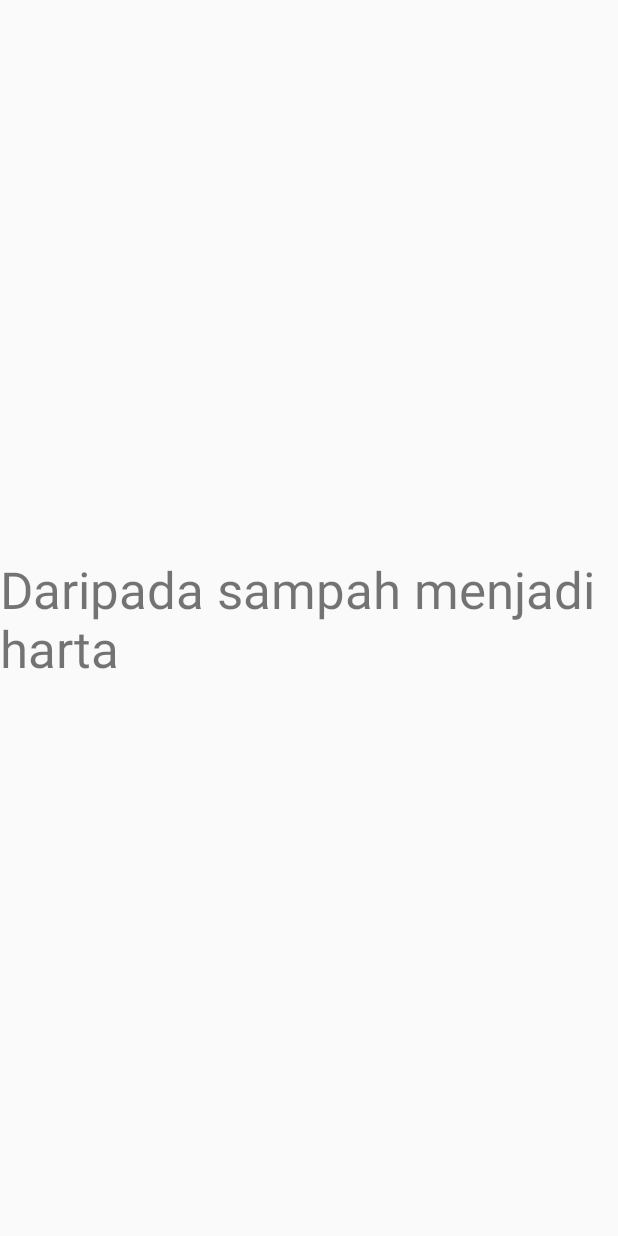
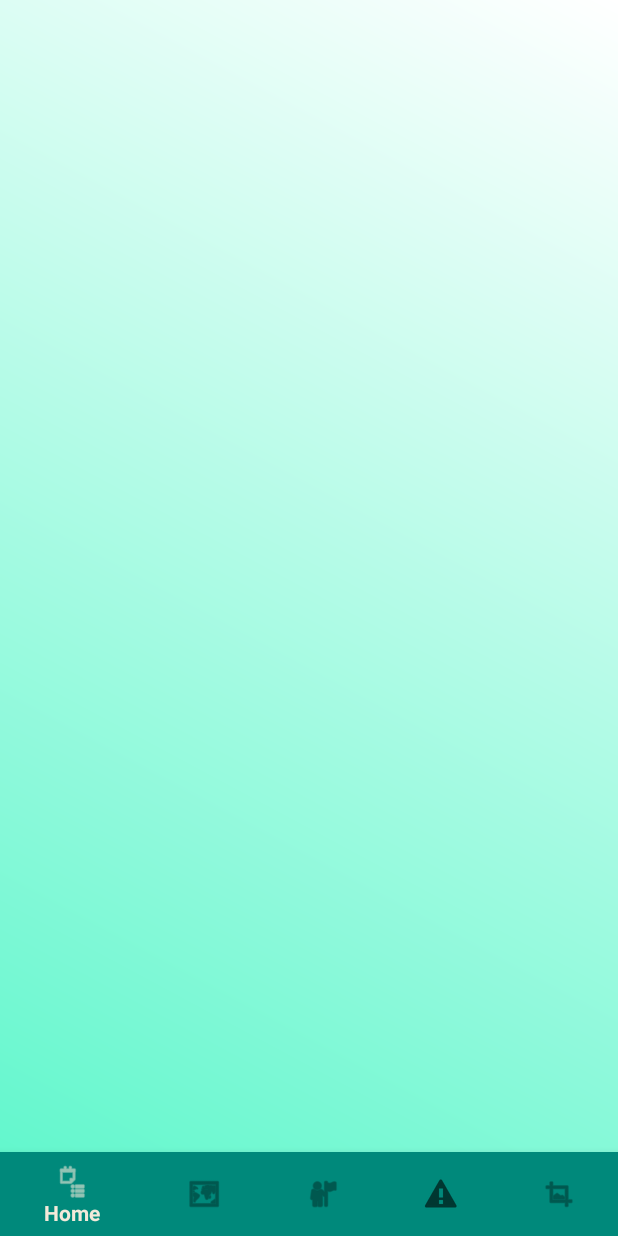
Before and after one commit to KhairulAmirinKA/WIA2007_Trash2Treasure, an Android app: the screen it shows after launch (MainActivity), on a phone screen of 412 x 824 dp. Run offline under Robolectric (Android 15) with nearby library versions, the phone set to English and light mode, and no system bars.

Commit message:
Pre setup for Navigation

```diff
--- a/app/build.gradle
+++ b/app/build.gradle
@@ -33,6 +33,8 @@ dependencies {
     implementation 'androidx.appcompat:appcompat:1.6.1'
     implementation 'com.google.android.material:material:1.5.0'
     implementation 'androidx.constraintlayout:constraintlayout:2.1.4'
+    implementation 'androidx.navigation:navigation-fragment:2.7.5'
+    implementation 'androidx.navigation:navigation-ui:2.7.5'
     testImplementation 'junit:junit:4.13.2'
     androidTestImplementation 'androidx.test.ext:junit:1.1.5'
     androidTestImplementation 'androidx.test.espresso:espresso-core:3.5.1'
--- /dev/null
+++ b/app/src/main/java/com/techwizards/wia2007_trash2treasure/Home.java
@@ -0,0 +1,64 @@
+package com.techwizards.wia2007_trash2treasure;
+
+import android.os.Bundle;
+
+import androidx.fragment.app.Fragment;
+
+import android.view.LayoutInflater;
+import android.view.View;
+import android.view.ViewGroup;
+
+/**
+ * A simple {@link Fragment} subclass.
+ * Use the {@link Home#newInstance} factory method to
+ * create an instance of this fragment.
+ */
+public class Home extends Fragment {
+
+    // TODO: Rename parameter arguments, choose names that match
+    // the fragment initialization parameters, e.g. ARG_ITEM_NUMBER
+    private static final String ARG_PARAM1 = "param1";
+    private static final String ARG_PARAM2 = "param2";
+
+    // TODO: Rename and change types of parameters
+    private String mParam1;
+    private String mParam2;
+
+    public Home() {
+        // Required empty public constructor
+    }
+
+    /**
+     * Use this factory method to create a new instance of
+     * this fragment using the provided parameters.
+     *
+     * @param param1 Parameter 1.
+     * @param param2 Parameter 2.
+     * @return A new instance of fragment Home.
+     */
+    // TODO: Rename and change types and number of parameters
+    public static Home newInstance(String param1, String param2) {
+        Home fragment = new Home();
+        Bundle args = new Bundle();
+        args.putString(ARG_PARAM1, param1);
+        args.putString(ARG_PARAM2, param2);
+        fragment.setArguments(args);
+        return fragment;
+    }
+
+    @Override
+    public void onCreate(Bundle savedInstanceState) {
+        super.onCreate(savedInstanceState);
+        if (getArguments() != null) {
+            mParam1 = getArguments().getString(ARG_PARAM1);
+            mParam2 = getArguments().getString(ARG_PARAM2);
+        }
+    }
+
+    @Override
+    public View onCreateView(LayoutInflater inflater, ViewGroup container,
+                             Bundle savedInstanceState) {
+        // Inflate the layout for this fragment
+        return inflater.inflate(R.layout.fragment_home, container, false);
+    }
+}
--- a/app/src/main/res/layout/activity_main.xml
+++ b/app/src/main/res/layout/activity_main.xml
@@ -1,19 +1,34 @@
 <?xml version="1.0" encoding="utf-8"?>
-<androidx.constraintlayout.widget.ConstraintLayout xmlns:android="http://schemas.android.com/apk/res/android"
+<androidx.drawerlayout.widget.DrawerLayout
+    xmlns:android="http://schemas.android.com/apk/res/android"
     xmlns:app="http://schemas.android.com/apk/res-auto"
     xmlns:tools="http://schemas.android.com/tools"
     android:layout_width="match_parent"
     android:layout_height="match_parent"
-    tools:context=".MainActivity">
+    android:id="@+id/DLMainAct"
+    tools:menu="@menu/menu_side">
 
-    <TextView
+    <LinearLayout
         android:layout_width="wrap_content"
         android:layout_height="wrap_content"
-        android:text="Daripada sampah menjadi harta"
-        android:textSize="34sp"
-        app:layout_constraintBottom_toBottomOf="parent"
-        app:layout_constraintEnd_toEndOf="parent"
-        app:layout_constraintStart_toStartOf="parent"
-        app:layout_constraintTop_toTopOf="parent" />
+        android:orientation="vertical">
 
-</androidx.constraintlayout.widget.ConstraintLayout>
+        <androidx.fragment.app.FragmentContainerView
+            android:id="@+id/NHFMainAct"
+            android:name="androidx.navigation.fragment.NavHostFragment"
+            android:layout_width="match_parent"
+            android:layout_height="0dp"
+            android:layout_weight="1"
+            app:defaultNavHost="true"
+            app:navGraph="@navigation/nav_trash2treasure" />
+
+        <com.google.android.material.bottomnavigation.BottomNavigationView
+            android:id="@+id/menu_bottom"
+            android:layout_width="match_parent"
+            android:layout_height="wrap_content"
+            android:background="@color/darkGreen"
+            app:menu="@menu/menu_bottom" />
+
+    </LinearLayout>
+
+</androidx.drawerlayout.widget.DrawerLayout>
--- /dev/null
+++ b/app/src/main/res/layout/fragment_home.xml
@@ -0,0 +1,11 @@
+<?xml version="1.0" encoding="utf-8"?>
+<FrameLayout xmlns:android="http://schemas.android.com/apk/res/android"
+    xmlns:tools="http://schemas.android.com/tools"
+    android:layout_width="match_parent"
+    android:layout_height="match_parent"
+    android:background="@drawable/gradient_background"
+    tools:context=".Home">
+
+
+
+</FrameLayout>
--- /dev/null
+++ b/app/src/main/res/menu/menu_bottom.xml
@@ -0,0 +1,30 @@
+<?xml version="1.0" encoding="utf-8"?>
+<menu
+    xmlns:android="http://schemas.android.com/apk/res/android"
+    xmlns:app="http://schemas.android.com/apk/res-auto">
+    <item
+        android:id="@id/DestHome"
+        android:icon="@android:drawable/ic_menu_agenda"
+        app:showAsAction="never"
+        android:title="Home" />
+    <item
+        android:id="@id/DestCommunity"
+        android:icon="@android:drawable/ic_menu_mapmode"
+        app:showAsAction="never"
+        android:title="Community" />
+    <item
+        android:id="@id/DestVolunteer"
+        android:icon="@android:drawable/ic_menu_myplaces"
+        app:showAsAction="never"
+        android:title="Volunteer" />
+    <item
+        android:id="@id/DestReport"
+        android:icon="@android:drawable/stat_sys_warning"
+        app:showAsAction="never"
+        android:title="Report" />
+    <item
+        android:id="@id/DestProfile"
+        android:icon="@android:drawable/ic_menu_crop"
+        app:showAsAction="never"
+        android:title="Profile" />
+</menu>
--- /dev/null
+++ b/app/src/main/res/menu/menu_side.xml
@@ -0,0 +1,27 @@
+<?xml version="1.0" encoding="utf-8"?>
+<menu
+    xmlns:android="http://schemas.android.com/apk/res/android"
+    xmlns:app="http://schemas.android.com/apk/res-auto">
+    <item
+        android:id="@id/DestHome"
+        app:showAsAction="never"
+        android:title="Home" />
+    <group>
+        <item
+            android:id="@id/DestCommunity"
+            app:showAsAction="never"
+            android:title="Community" />
+        <item
+            android:id="@id/DestVolunteer"
+            app:showAsAction="never"
+            android:title="Volunteer" />
+        <item
+            android:id="@id/DestReport"
+            app:showAsAction="never"
+            android:title="Report" />
+    </group>
+    <item
+        android:id="@id/DestProfile"
+        app:showAsAction="never"
+        android:title="Profile" />
+</menu>
--- /dev/null
+++ b/app/src/main/res/navigation/nav_trash2treasure.xml
@@ -0,0 +1,33 @@
+<?xml version="1.0" encoding="utf-8"?>
+<navigation xmlns:android="http://schemas.android.com/apk/res/android"
+    xmlns:app="http://schemas.android.com/apk/res-auto"
+    xmlns:tools="http://schemas.android.com/tools"
+    android:id="@+id/nav_trash2treasure"
+    app:startDestination="@id/DestHome">
+
+    <fragment
+        android:id="@+id/DestHome"
+        android:name="com.techwizards.wia2007_trash2treasure.Home"
+        android:label="fragment_home"
+        tools:layout="@layout/fragment_home" />
+    <fragment
+        android:id="@+id/DestCommunity"
+        android:name="com.techwizards.wia2007_trash2treasure.Community"
+        android:label="fragment_community"
+        tools:layout="@layout/fragment_community" />
+    <fragment
+        android:id="@+id/DestVolunteer"
+        android:name="com.techwizards.wia2007_trash2treasure.Volunteer"
+        android:label="fragment_volunteer"
+        tools:layout="@layout/fragment_volunteer" />
+    <fragment
+        android:id="@+id/DestReport"
+        android:name="com.techwizards.wia2007_trash2treasure.Report"
+        android:label="fragment_report"
+        tools:layout="@layout/fragment_report" />
+    <fragment
+        android:id="@+id/DestProfile"
+        android:name="com.techwizards.wia2007_trash2treasure.Profile"
+        android:label="fragment_profile"
+        tools:layout="@layout/fragment_profile" />
+</navigation>
--- a/app/src/main/res/values/themes.xml
+++ b/app/src/main/res/values/themes.xml
@@ -2,7 +2,12 @@
     <!-- Base application theme. -->
     <style name="Base.Theme.WIA2007_Trash2Treasure" parent="Theme.AppCompat.Light.NoActionBar">
         <!-- Customize your light theme here. -->
-        <!-- <item name="colorPrimary">@color/my_light_primary</item> -->
+        <item name="colorPrimary">@color/cream</item>
+        <item name="colorSecondary">@color/darkGreen</item>
+        <item name="colorOnPrimary">@color/green</item>
+        <item name="colorAccent">@color/orange</item>
+
+        <item name="android:windowBackground">@color/cream</item>
     </style>
 
     <style name="Theme.WIA2007_Trash2Treasure" parent="Base.Theme.WIA2007_Trash2Treasure" />
--- a/settings.gradle
+++ b/settings.gradle
@@ -13,5 +13,5 @@ dependencyResolutionManagement {
         jcenter { url = uri("https://jcenter.bintray.com/") }
     }
 }
-rootProject.name = "WIA2007_Trash2Treasure"
+rootProject.name = "Trash2Treasure"
 include ':app'
```
Also changed, not shown: app/src/main/java/com/techwizards/wia2007_trash2treasure/Community.java (added, +64 -0 lines), app/src/main/java/com/techwizards/wia2007_trash2treasure/Profile.java (added, +64 -0 lines), app/src/main/java/com/techwizards/wia2007_trash2treasure/Volunteer.java (added, +64 -0 lines), app/src/main/res/layout/fragment_community.xml (added, +14 -0 lines), app/src/main/res/layout/fragment_profile.xml (added, +14 -0 lines), app/src/main/res/layout/fragment_volunteer.xml (added, +14 -0 lines).
